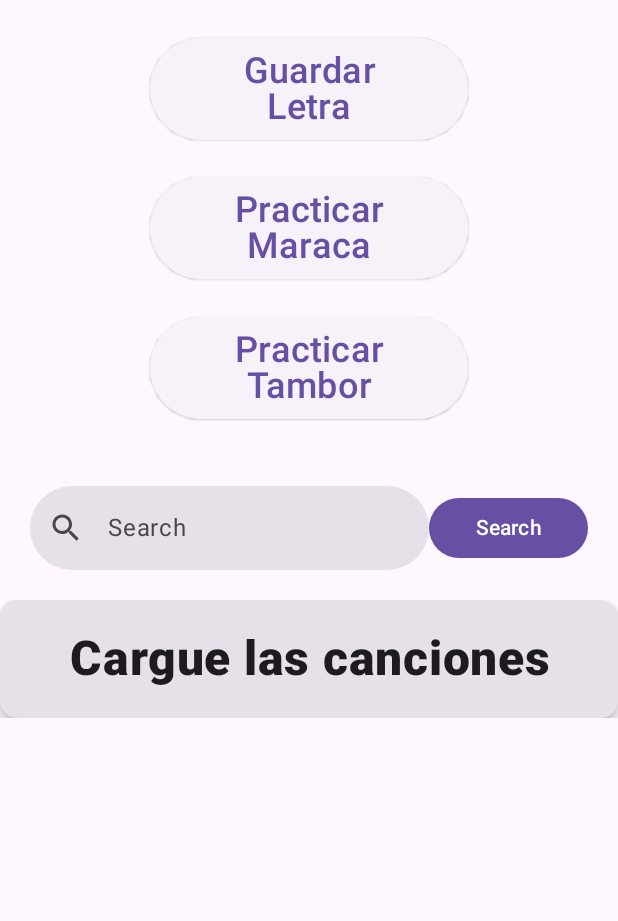
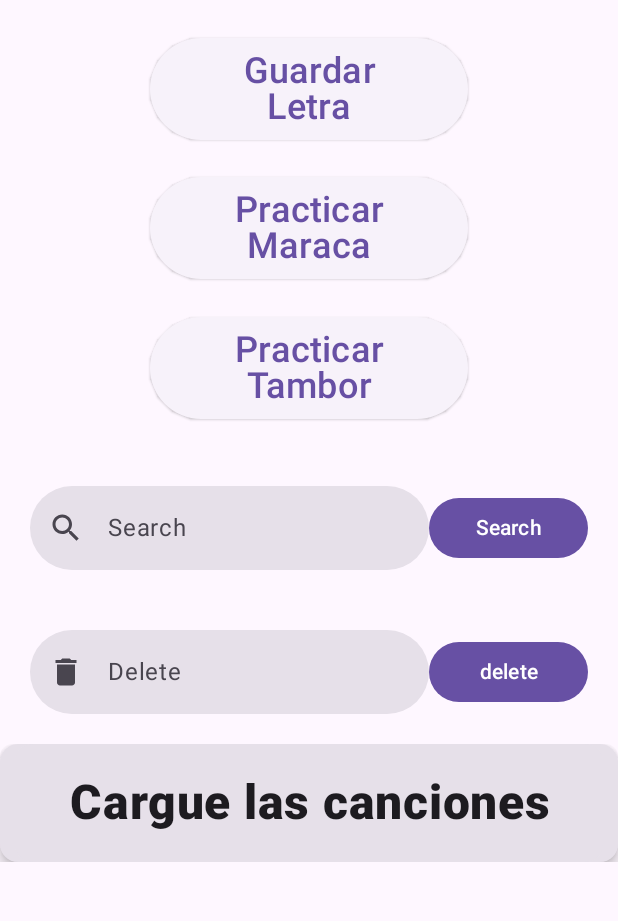
Before and after one commit to SnakyDH/ASAB-Music-Saver, an Android app built with Jetpack Compose: the screen it shows after launch (MainActivity), on a phone screen of 412 x 824 dp, the part 96-1017 px from its top. Run offline under Robolectric (Android 15) with nearby library versions, the phone set to English and light mode, and no system bars; our stand-ins replace Firebase (no records; nobody signed in at launch, a user with empty details on screens opened directly).

Commit message:
feat: get lyrics and delete

```diff
--- a/app/src/main/java/com/snakydh/asab_music_saver/navigation/AppNavigation.kt
+++ b/app/src/main/java/com/snakydh/asab_music_saver/navigation/AppNavigation.kt
@@ -2,9 +2,11 @@ package com.snakydh.asab_music_saver.navigation
 
 import android.content.Context
 import androidx.compose.runtime.Composable
+import androidx.navigation.NavType
 import androidx.navigation.compose.NavHost
 import androidx.navigation.compose.composable
 import androidx.navigation.compose.rememberNavController
+import androidx.navigation.navArgument
 import com.snakydh.asab_music_saver.screens.DrumInstructionScreen
 import com.snakydh.asab_music_saver.screens.DrumScreen
 import com.snakydh.asab_music_saver.screens.HomeScreen
@@ -21,7 +23,7 @@ fun AppNavigation(context: Context) {
             HomeScreen(navController, context, songViewModel = SongViewModel())
         }
         composable(route = AppScreens.SaveSongLyricsScreen.route) {
-            SaveSongLyricsScreen(navController, viewModel = SongViewModel(),context)
+            SaveSongLyricsScreen(navController, viewModel = SongViewModel(), context)
         }
         composable(route = AppScreens.DrumScreen.route) {
             DrumScreen(navController = navController, context = context)
--- a/app/src/main/java/com/snakydh/asab_music_saver/screens/HomeScreen.kt
+++ b/app/src/main/java/com/snakydh/asab_music_saver/screens/HomeScreen.kt
@@ -2,6 +2,7 @@ package com.snakydh.asab_music_saver.screens
 
 import android.annotation.SuppressLint
 import android.content.Context
+import android.widget.Toast
 
 import androidx.compose.foundation.layout.Arrangement
 import androidx.compose.foundation.layout.Column
@@ -18,6 +19,7 @@ import androidx.compose.foundation.shape.CircleShape
 import androidx.compose.foundation.shape.RoundedCornerShape
 import androidx.compose.foundation.verticalScroll
 import androidx.compose.material.icons.Icons
+import androidx.compose.material.icons.filled.Delete
 import androidx.compose.material.icons.filled.Search
 import androidx.compose.material.icons.filled.Star
 import androidx.compose.material3.Button
@@ -56,7 +58,9 @@ import java.util.Date
 @OptIn(ExperimentalMaterial3Api::class)
 @Composable
 fun HomeScreen(navController: NavController, context: Context, songViewModel: SongViewModel) {
+
     var searchWord: String by remember { mutableStateOf("") }
+    var deleteId: String by remember { mutableStateOf("") }
     var songs: MutableList<Song> by remember { mutableStateOf(mutableListOf()) }
     var songSearched: Song by remember {
         mutableStateOf(Song())
@@ -127,7 +131,52 @@ fun HomeScreen(navController: NavController, context: Context, songViewModel: So
                     Text(text = "Search", textAlign = TextAlign.Center)
                 }
             }
-            SongsList(navController, context, songs)
+            Row(
+                modifier = Modifier
+                    .fillMaxWidth()
+                    .padding(vertical = 20.dp, horizontal = 20.dp),
+                verticalAlignment = Alignment.CenterVertically,
+                horizontalArrangement = Arrangement.SpaceEvenly,
+
+                ) {
+                TextField(
+                    modifier = Modifier
+                        .fillMaxWidth()
+                        .weight(1F),
+                    shape = CircleShape,
+                    colors = TextFieldDefaults.colors(
+                        unfocusedIndicatorColor = Color.Transparent,
+                        focusedIndicatorColor = Color.Transparent,
+                    ),
+                    leadingIcon = {
+                        Icon(Icons.Default.Delete, contentDescription = "delete")
+                    },
+                    placeholder = {
+                        Text(text = "Delete")
+                    },
+                    value = deleteId,
+                    onValueChange = { deleteId = it }
+                )
+                Button(
+                    modifier = Modifier
+                        .fillMaxWidth()
+                        .weight(0.4F),
+                    onClick = {
+                        songViewModel.deleteOne(
+                            deleteId,
+                            context
+                        )
+                        songViewModel.getOneByTitle(
+                            titleToSearch = deleteId,
+                            context = context
+                        ) { data ->
+                            songs = mutableListOf(data)
+                        }
+                    }) {
+                    Text(text = "delete", textAlign = TextAlign.Center)
+                }
+            }
+            SongsList(navController, context, songs, songViewModel)
         }
     }
 }
@@ -157,7 +206,12 @@ fun MenuButtons(navController: NavController) {
 }
 
 @Composable
-fun SongsList(navController: NavController, context: Context, songs: MutableList<Song>) {
+fun SongsList(
+    navController: NavController,
+    context: Context,
+    songs: MutableList<Song>,
+    songViewModel: SongViewModel
+) {
     val padding = 10.dp
     val scrollState = rememberScrollState()
     Card(
@@ -201,7 +255,12 @@ fun SongsList(navController: NavController, context: Context, songs: MutableList
                 }
             }
             for (song in songs) {
-                SongCard(navController, context = context, song = song)
+                SongCard(
+                    navController,
+                    song = song,
+                    songViewModel = songViewModel,
+                    context = context
+                )
             }
         }
     }
@@ -210,11 +269,18 @@ fun SongsList(navController: NavController, context: Context, songs: MutableList
 @Composable
 fun SongCard(
     navController: NavController,
-    viewModel: SongViewModel = SongViewModel(),
+    songViewModel: SongViewModel,
     context: Context,
     song: Song
 ) {
+   // var songSelected: Song by remember { mutableStateOf(Song()) }
     Button(onClick = {
+        songViewModel.getOneById(songId = song.id, context = context) {
+           // songSelected = it
+        }
+
+
+        // todo: Explain
         navController.navigate(AppScreens.SongDetailScreen.route)
     }, shape = RoundedCornerShape(20.dp)) {
         Row(
--- a/app/src/main/java/com/snakydh/asab_music_saver/viewModel/SongViewModel.kt
+++ b/app/src/main/java/com/snakydh/asab_music_saver/viewModel/SongViewModel.kt
@@ -23,14 +23,31 @@ import kotlinx.coroutines.launch
 import kotlinx.coroutines.tasks.await
 
 class SongViewModel : ViewModel() {
+  /*
+    private val _songSelectedTitle = MutableLiveData<String>()
+    val songSelectedTitle: LiveData<String> = _songSelectedTitle
+
+    private val _songSelectedLyrics = MutableLiveData<String>()
+    val songSelectedLyrics: LiveData<String> = _songSelectedLyrics
+
+
+    private val _songSelectedId = MutableLiveData<String>()
+    val songSelectedId: LiveData<String> = _songSelectedId
+    fun selectSong(song: Song) {
+        _songSelectedTitle.value = song.title
+        _songSelectedId.value = song.lyrics
+        _songSelectedId.value = song.id
+        Log.d("PAULA", "song ${song.title}")
+    }
+*/
     private val _songRepository = SongRepository()
-    fun saveSong(title: String, lyrics: String,context: Context) {
+    fun saveSong(title: String, lyrics: String, context: Context) {
         val song = Song(title = title, lyrics = lyrics)
-        _songRepository.save(song,context)
+        _songRepository.save(song, context)
     }
 
     fun getOneById(
-        songId: String = "KcbqqaNbkxVv97BdvzAr",
+        songId: String = "",
         context: Context,
         data: (Song) -> Unit
     ) = CoroutineScope(Dispatchers.IO).launch {
@@ -42,6 +59,11 @@ class SongViewModel : ViewModel() {
                 .addOnSuccessListener {
                     if (it.exists()) {
                         val songData = it.toObject<Song>()!!
+                        Toast.makeText(
+                            context,
+                            "Letra ${songData.id}",
+                            Toast.LENGTH_LONG
+                        ).show()
                         data(songData)
                     } else {
                         Toast.makeText(context, "No Song", Toast.LENGTH_SHORT).show()
@@ -86,6 +108,7 @@ class SongViewModel : ViewModel() {
             Toast.makeText(context, e.message, Toast.LENGTH_SHORT).show()
         }
     }
+
     fun getAll(
         context: Context,
         data: (MutableList<Song>) -> Unit
@@ -123,9 +146,8 @@ class SongViewModel : ViewModel() {
     }
 
     fun deleteOne(
-        songID: String = "mkrJjKll0EuThsRl9Voc",
+        songID: String = "",
         context: Context,
-        navController: NavController,
     ) = CoroutineScope(Dispatchers.IO).launch {
         val fireStoreRef = Firebase.firestore
             .collection("songs")
@@ -134,7 +156,7 @@ class SongViewModel : ViewModel() {
             fireStoreRef.delete()
                 .addOnSuccessListener {
                     Toast.makeText(context, "Deleted Song", Toast.LENGTH_SHORT).show()
-                    navController.popBackStack()
+
                 }
         } catch (e: Exception) {
             Toast.makeText(context, e.message, Toast.LENGTH_SHORT).show()
```
Also changed, not shown: app/src/main/java/com/snakydh/asab_music_saver/screens/SongDetailScreen.kt (+9 -7 lines).
